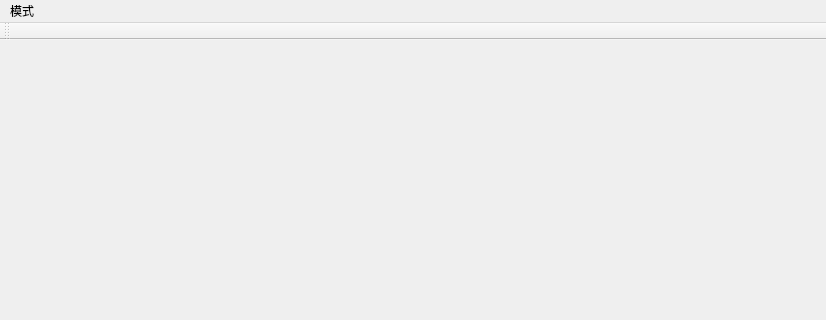
First picture: the form in FTPClient/mainwindow.ui, repository chaohu/DUAO, before the edit; both pictures show x 0 to 826 and y 0 to 320 of the 826 by 484 pixel window.
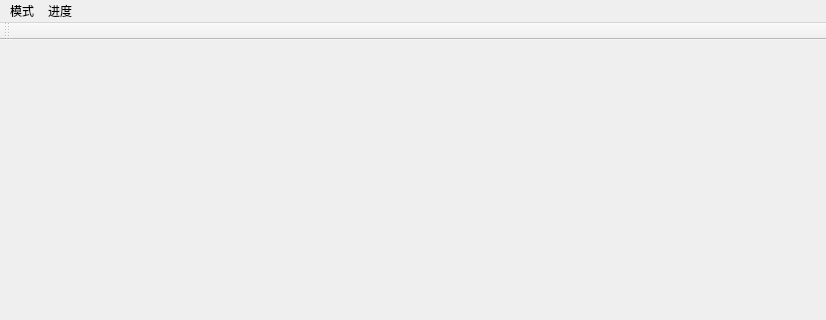
Second picture: the form after the edit.

Commit message: 完成下载进度条功能

```diff
--- a/FTPClient/mainwindow.ui
+++ b/FTPClient/mainwindow.ui
@@ -23,12 +23,18 @@
      <height>23</height>
     </rect>
    </property>
-   <widget class="QMenu" name="menu">
+   <widget class="QMenu" name="mode">
     <property name="title">
      <string>模式</string>
     </property>
    </widget>
-   <addaction name="menu"/>
+   <widget class="QMenu" name="state">
+    <property name="title">
+     <string>进度</string>
+    </property>
+   </widget>
+   <addaction name="mode"/>
+   <addaction name="state"/>
   </widget>
   <widget class="QToolBar" name="mainToolBar">
    <attribute name="toolBarArea">
```
The commit also changes 12 other files.
